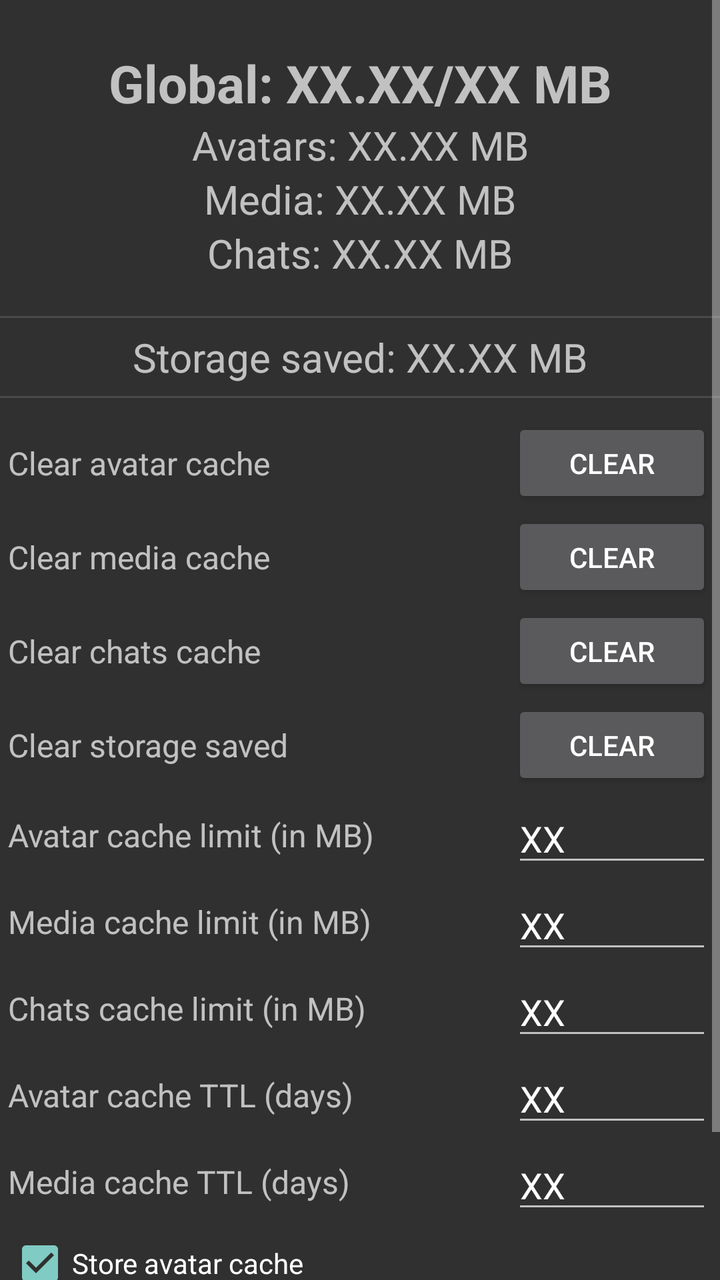
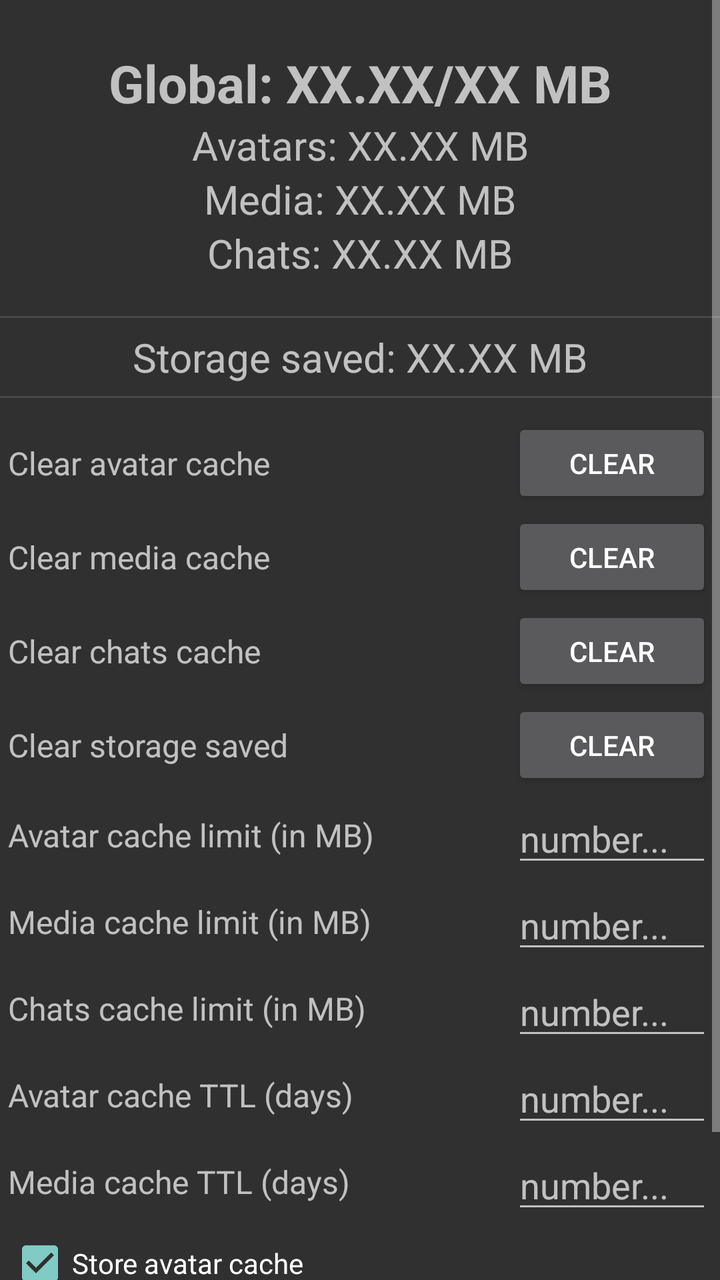

An Android layout rendered at two revisions. The XML below is the earlier revision; the diff shows what the commit changed to produce the second picture.
<!-- AndroidManifest.xml: application theme AppTheme -->
<!-- res/layout/cache_settings.xml -->
<?xml version="1.0" encoding="utf-8"?>
<ScrollView xmlns:android="http://schemas.android.com/apk/res/android"
              android:orientation="vertical"
              android:layout_width="match_parent"
              android:layout_height="match_parent">

    <LinearLayout
        android:orientation="vertical"
        android:layout_width="match_parent"
        android:layout_height="match_parent">
        <TextView
            android:id="@+id/cacheSettingsGlobalText"
            android:layout_width="match_parent"
            android:layout_height="wrap_content"
            android:gravity="center_horizontal"
            android:text="Global: XX.XX/XX MB"
            android:textSize="26dp"
            android:textStyle="bold"
            android:layout_marginTop="24dp"/>
        <TextView
            android:id="@+id/cacheSettingsAvatarsText"
            android:layout_width="match_parent"
            android:layout_height="wrap_content"
            android:gravity="center_horizontal"
            android:text="Avatars: XX.XX MB"
            android:textSize="20dp"/>
        <TextView
            android:id="@+id/cacheSettingsMediaText"
            android:layout_width="match_parent"
            android:layout_height="wrap_content"
            android:gravity="center_horizontal"
            android:text="Media: XX.XX MB"
            android:textSize="20dp"/>
        <TextView
            android:id="@+id/cacheSettingsChatsText"
            android:layout_width="match_parent"
            android:layout_height="wrap_content"
            android:gravity="center_horizontal"
            android:text="Chats: XX.XX MB"
            android:textSize="20dp"
            android:layout_marginBottom="18dp"/>

        <View
            android:layout_width="match_parent"
            android:layout_height="1dp"
            style="@style/HorizontalDivider"
            android:layout_marginBottom="6dp"/>

        <TextView
            android:id="@+id/cacheSettingsStorageText"
            android:layout_width="match_parent"
            android:layout_height="wrap_content"
            android:gravity="center_horizontal"
            android:text="Storage saved: XX.XX MB"
            android:textSize="20dp"
            android:layout_marginBottom="6dp"/>

        <View
            android:layout_width="match_parent"
            android:layout_height="1dp"
            style="@style/HorizontalDivider"
            android:layout_marginBottom="6dp"/>

        <LinearLayout
            android:orientation="vertical"
            android:layout_margin="4dp"
            android:layout_width="match_parent"
            android:layout_height="match_parent">
            <LinearLayout
                android:layout_width="match_parent"
                android:layout_height="wrap_content"
                android:gravity="center">
                <TextView
                    android:layout_width="0dp"
                    android:layout_height="wrap_content"
                    android:layout_weight="1"
                    android:text="Clear avatar cache"
                    android:textSize="16dp"/>
                <Button
                    android:id="@+id/cacheSettingsAvatarClear"
                    android:layout_width="100dp"
                    android:layout_height="45dp"
                    android:text="Clear"/>
            </LinearLayout>

            <LinearLayout
                android:layout_width="match_parent"
                android:layout_height="wrap_content"
                android:layout_marginTop="2dp"
                android:gravity="center">
                <TextView
                    android:layout_width="0dp"
                    android:layout_height="wrap_content"
                    android:layout_weight="1"
                    android:text="Clear media cache"
                    android:textSize="16dp"/>
                <Button
                    android:id="@+id/cacheSettingsMediaClear"
                    android:layout_width="100dp"
                    android:layout_height="45dp"
                    android:text="Clear"/>
            </LinearLayout>

            <LinearLayout
                android:layout_width="match_parent"
                android:layout_height="wrap_content"
                android:layout_marginTop="2dp"
                android:gravity="center">
                <TextView
                    android:layout_width="0dp"
                    android:layout_height="wrap_content"
                    android:layout_weight="1"
                    android:text="Clear chats cache"
                    android:textSize="16dp"/>
                <Button
                    android:id="@+id/cacheSettingsChatsClear"
                    android:layout_width="100dp"
                    android:layout_height="45dp"
                    android:text="Clear"/>
            </LinearLayout>

            <LinearLayout
                android:layout_width="match_parent"
                android:layout_height="wrap_content"
                android:layout_marginTop="2dp"
                android:gravity="center">
                <TextView
                    android:layout_width="0dp"
                    android:layout_height="wrap_content"
                    android:layout_weight="1"
                    android:text="Clear storage saved"
                    android:textSize="16dp"/>
                <Button
                    android:id="@+id/cacheSettingsStorageSavedClear"
                    android:layout_width="100dp"
                    android:layout_height="45dp"
                    android:text="Clear"/>
            </LinearLayout>

            <LinearLayout
                android:layout_width="match_parent"
                android:layout_height="wrap_content"
                android:layout_marginTop="2dp"
                android:gravity="center">
                <TextView
                    android:layout_width="0dp"
                    android:layout_height="wrap_content"
                    android:layout_weight="1"
                    android:text="Avatar cache limit (in MB)"
                    android:textSize="16dp"/>
                <EditText
                    android:id="@+id/cacheSettingsAvatarEditText"
                    android:layout_width="100dp"
                    android:layout_height="wrap_content"
                    android:text="XX"/>
            </LinearLayout>

            <LinearLayout
                android:layout_width="match_parent"
                android:layout_height="wrap_content"
                android:layout_marginTop="2dp"
                android:gravity="center">
                <TextView
                    android:layout_width="0dp"
                    android:layout_height="wrap_content"
                    android:layout_weight="1"
                    android:text="Media cache limit (in MB)"
                    android:textSize="16dp"/>
                <EditText
                    android:id="@+id/cacheSettingsMediaEditText"
                    android:layout_width="100dp"
                    android:layout_height="wrap_content"
                    android:text="XX"/>
            </LinearLayout>

            <LinearLayout
                android:layout_width="match_parent"
                android:layout_height="wrap_content"
                android:layout_marginTop="2dp"
                android:gravity="center">
                <TextView
                    android:layout_width="0dp"
                    android:layout_height="wrap_content"
                    android:layout_weight="1"
                    android:text="Chats cache limit (in MB)"
                    android:textSize="16dp"/>
                <EditText
                    android:id="@+id/cacheSettingsChatsEditText"
                    android:layout_width="100dp"
                    android:layout_height="wrap_content"
                    android:text="XX"/>
            </LinearLayout>

            <LinearLayout
                android:layout_width="match_parent"
                android:layout_height="wrap_content"
                android:layout_marginTop="2dp"
                android:gravity="center">
                <TextView
                    android:layout_width="0dp"
                    android:layout_height="wrap_content"
                    android:layout_weight="1"
                    android:text="Avatar cache TTL (days)"
                    android:textSize="16dp"/>
                <EditText
                    android:id="@+id/cacheSettingsAvatarTTLEditText"
                    android:layout_width="100dp"
                    android:layout_height="wrap_content"
                    android:text="XX"/>
            </LinearLayout>

            <LinearLayout
                android:layout_width="match_parent"
                android:layout_height="wrap_content"
                android:layout_marginTop="2dp"
                android:gravity="center">
                <TextView
                    android:layout_width="0dp"
                    android:layout_height="wrap_content"
                    android:layout_weight="1"
                    android:text="Media cache TTL (days)"
                    android:textSize="16dp"/>
                <EditText
                    android:id="@+id/cacheSettingsMediaTTLEditText"
                    android:layout_width="100dp"
                    android:layout_height="wrap_content"
                    android:text="XX"/>
            </LinearLayout>

            <CheckBox
                android:id="@+id/cacheSettingsAvatarStoreCheckBox"
                android:layout_width="match_parent"
                android:layout_height="wrap_content"
                android:text="Store avatar cache"
                android:checked="true"
                android:layout_marginTop="4dp"/>
            <CheckBox
                android:id="@+id/cacheSettingsMediaStoreCheckBox"
                android:layout_width="match_parent"
                android:layout_height="wrap_content"
                android:text="Store media cache"
                android:checked="true"
                android:layout_marginTop="4dp"/>
            <CheckBox
                android:id="@+id/cacheSettingsChatsStoreCheckBox"
                android:layout_width="match_parent"
                android:layout_height="wrap_content"
                android:text="Store chats cache"
                android:checked="true"
                android:layout_marginTop="4dp"/>
        </LinearLayout>
    </LinearLayout>

</ScrollView>
<!-- resources referenced by this layout -->
<resources>
  <style name="HorizontalDivider">
          <item name="android:background">@android:color/darker_gray</item>
      </style>
  <style name="AppTheme" parent="android:Theme">
      </style>
</resources>

<!-- the commit's change to res/layout/cache_settings.xml (unified diff, before → after) -->
@@ -152,7 +152,7 @@
                     android:id="@+id/cacheSettingsAvatarEditText"
                     android:layout_width="100dp"
                     android:layout_height="wrap_content"
-                    android:text="XX"/>
+                    android:hint="number..."/>
             </LinearLayout>
 
             <LinearLayout
@@ -170,7 +170,7 @@
                     android:id="@+id/cacheSettingsMediaEditText"
                     android:layout_width="100dp"
                     android:layout_height="wrap_content"
-                    android:text="XX"/>
+                    android:hint="number..."/>
             </LinearLayout>
 
             <LinearLayout
@@ -188,7 +188,7 @@
                     android:id="@+id/cacheSettingsChatsEditText"
                     android:layout_width="100dp"
                     android:layout_height="wrap_content"
-                    android:text="XX"/>
+                    android:hint="number..."/>
             </LinearLayout>
 
             <LinearLayout
@@ -206,7 +206,7 @@
                     android:id="@+id/cacheSettingsAvatarTTLEditText"
                     android:layout_width="100dp"
                     android:layout_height="wrap_content"
-                    android:text="XX"/>
+                    android:hint="number..."/>
             </LinearLayout>
 
             <LinearLayout
@@ -224,7 +224,7 @@
                     android:id="@+id/cacheSettingsMediaTTLEditText"
                     android:layout_width="100dp"
                     android:layout_height="wrap_content"
-                    android:text="XX"/>
+                    android:hint="number..."/>
             </LinearLayout>
 
             <CheckBox
